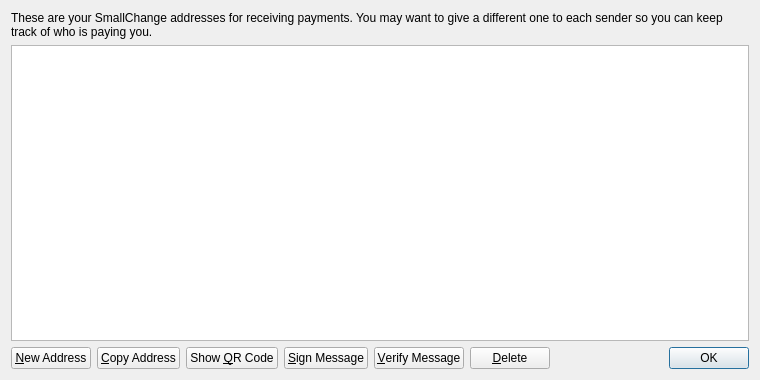
The window that src/qt/forms/addressbookpage.ui (nazigold/nazigold) describes before a commit, drawn with Qt 5.
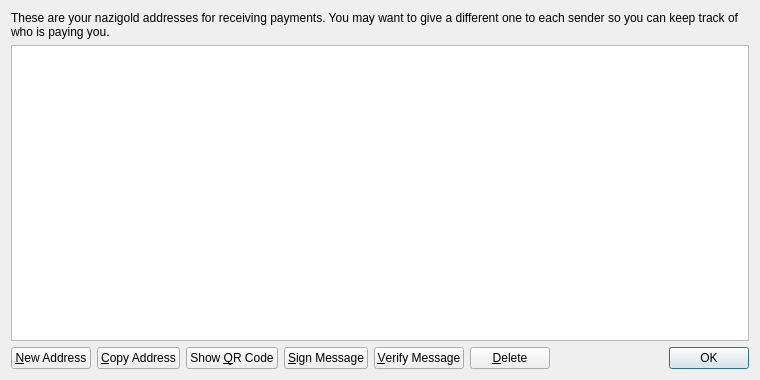
The same window after the commit. Icons and pictures are not drawn.

What changed in the file:
```diff
--- a/src/qt/forms/addressbookpage.ui
+++ b/src/qt/forms/addressbookpage.ui
@@ -17,7 +17,7 @@
    <item>
     <widget class="QLabel" name="labelExplanation">
      <property name="text">
-      <string>These are your SmallChange addresses for receiving payments. You may want to give a different one to each sender so you can keep track of who is paying you.</string>
+      <string>These are your nazigold addresses for receiving payments. You may want to give a different one to each sender so you can keep track of who is paying you.</string>
      </property>
      <property name="textFormat">
       <enum>Qt::PlainText</enum>
```
